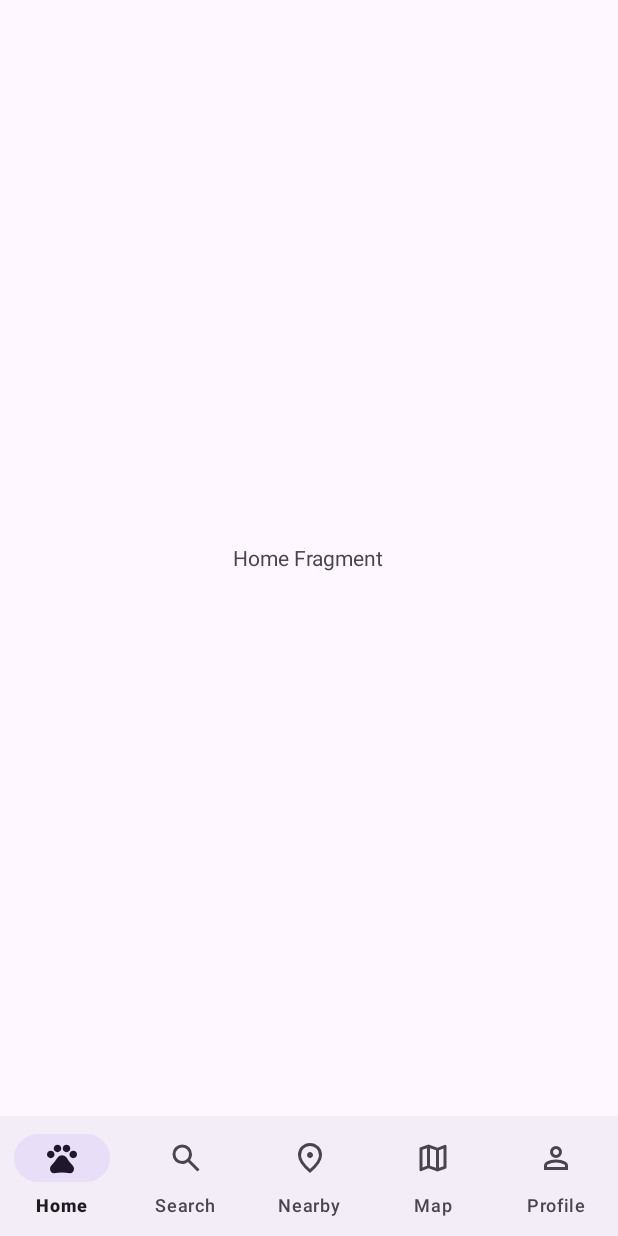
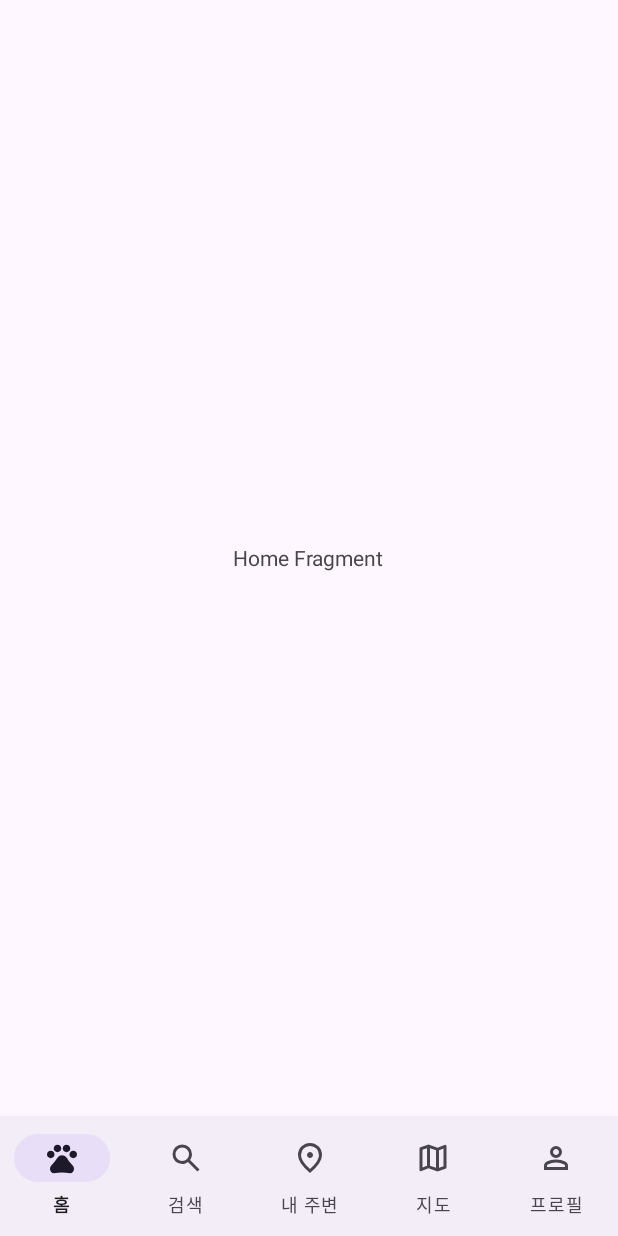
Before and after one commit to petopiaaa/Petopiaaa, an Android app: the screen it shows after launch (MainActivity), on a phone screen of 412 x 824 dp. Run offline under Robolectric (Android 15) with nearby library versions, the phone set to English and light mode, and no system bars.

Commit message:
한글로 수정한거 네비게이션

```diff
--- a/app/src/main/res/menu/bottom_nav_menu.xml
+++ b/app/src/main/res/menu/bottom_nav_menu.xml
@@ -3,26 +3,26 @@
     <item
         android:id="@+id/menu_home"
         android:icon="@drawable/ic_home"
-        android:title="@string/menu_home" />
+        android:title="홈" />
 
     <item
         android:id="@+id/menu_search"
         android:icon="@drawable/ic_search"
-        android:title="@string/menu_search" />
+        android:title="검색" />
 
     <item
         android:id="@+id/menu_nearby"
         android:icon="@drawable/ic_nearby"
-        android:title="@string/menu_nearby" />
+        android:title="내 주변" />
 
     <item
         android:id="@+id/menu_map"
         android:icon="@drawable/ic_map"
-        android:title="@string/menu_map" />
+        android:title="지도" />
 
     <item
         android:id="@+id/menu_profile"
         android:icon="@drawable/ic_profile"
-        android:title="@string/menu_profile" />
+        android:title="프로필" />
 
 </menu>
```
